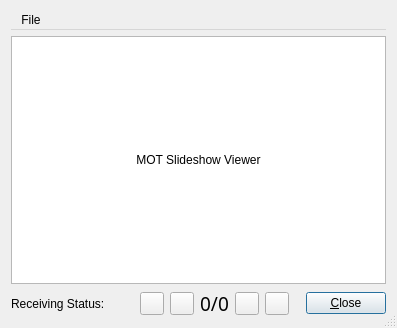
mmjee/dream-patched, file dream/src/GUI-QT/SlideShowViewer.ui: the form before one commit.
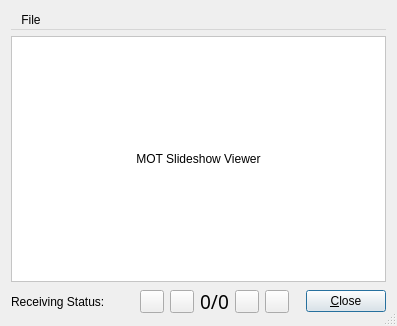
The form after the commit. Icons and pictures are not drawn. Custom widgets are drawn as their Qt base class.

```diff
--- a/dream/src/GUI-QT/SlideShowViewer.ui
+++ b/dream/src/GUI-QT/SlideShowViewer.ui
@@ -7,7 +7,7 @@
     <x>0</x>
     <y>0</y>
     <width>397</width>
-    <height>328</height>
+    <height>326</height>
    </rect>
   </property>
   <property name="windowTitle">
@@ -20,7 +20,7 @@
   <property name="sizeGripEnabled">
    <bool>true</bool>
   </property>
-  <layout class="QVBoxLayout" name="verticalLayout_2">
+  <layout class="QVBoxLayout" name="verticalLayout">
    <item>
     <widget class="QMenuBar" name="menubar">
      <widget class="QMenu" name="menuFile">
@@ -38,29 +38,6 @@
     </widget>
    </item>
    <item>
-    <layout class="QVBoxLayout" name="verticalLayout">
-     <item>
-      <widget class="QFrame" name="frame">
-       <property name="sizePolicy">
-        <sizepolicy hsizetype="Expanding" vsizetype="Expanding">
-         <horstretch>0</horstretch>
-         <verstretch>0</verstretch>
-        </sizepolicy>
-       </property>
-       <property name="frameShape">
-        <enum>QFrame::StyledPanel</enum>
-       </property>
-       <property name="frameShadow">
-        <enum>QFrame::Raised</enum>
-       </property>
-       <layout class="QVBoxLayout" name="verticalLayout_3">
-        <property name="spacing">
-         <number>0</number>
-        </property>
-        <property name="margin">
-         <number>0</number>
-        </property>
-        <item>
          <widget class="QLabel" name="image">
           <property name="sizePolicy">
            <sizepolicy hsizetype="Expanding" vsizetype="Expanding">
@@ -83,6 +60,12 @@
           <property name="styleSheet">
            <string notr="true">background: white</string>
           </property>
+     <property name="frameShape">
+      <enum>QFrame::StyledPanel</enum>
+     </property>
+     <property name="frameShadow">
+      <enum>QFrame::Sunken</enum>
+     </property>
           <property name="text">
            <string>MOT Slideshow Viewer</string>
           </property>
@@ -91,9 +74,6 @@
           </property>
          </widget>
         </item>
-       </layout>
-      </widget>
-     </item>
      <item>
       <layout class="QHBoxLayout" name="_2">
        <property name="spacing">
@@ -238,8 +218,6 @@
           <bool>true</bool>
          </property>
         </widget>
-       </item>
-      </layout>
      </item>
     </layout>
    </item>
```
Lines whose indentation alone changed are shown as unchanged.
